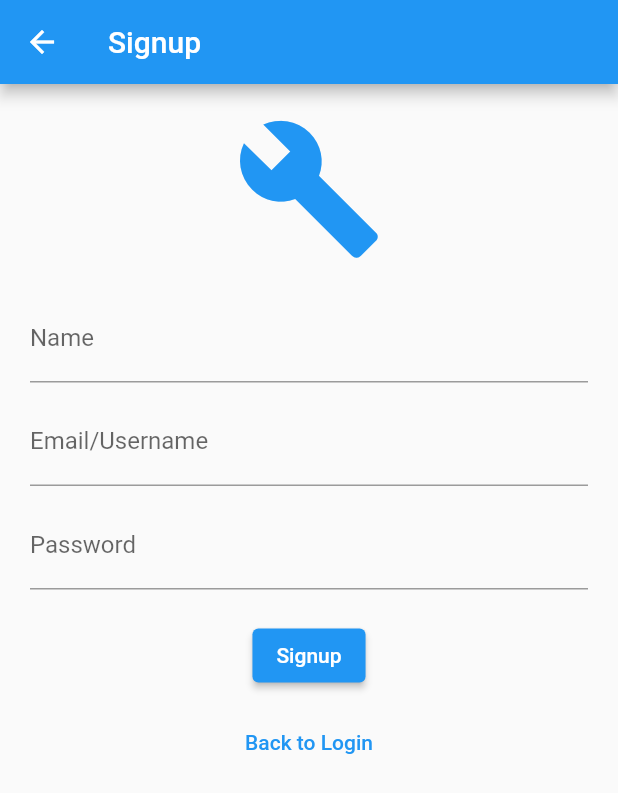
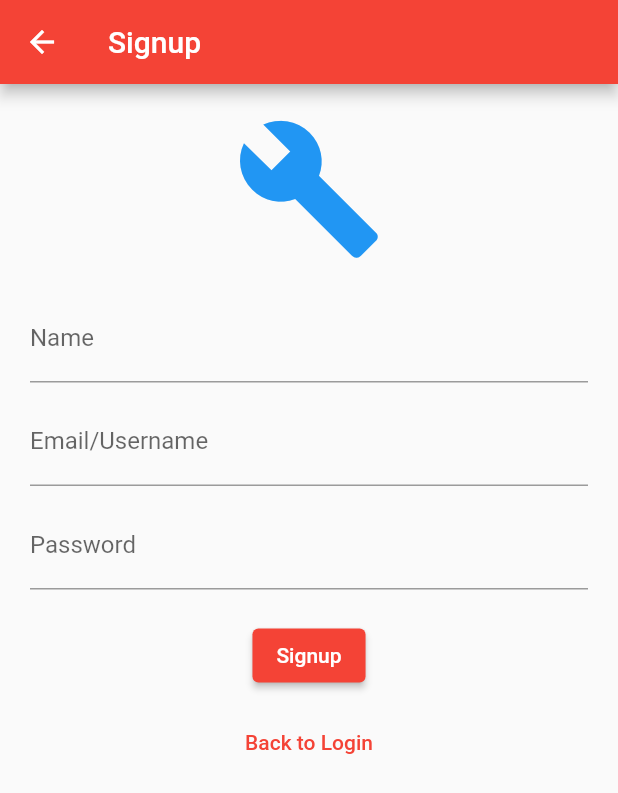
Before and after one commit to owinymarvin/classflutter, a Flutter app: the screen it shows after launch, after a tap on "Create an account", on a phone screen of 412 x 824 dp. Shown: the top 793 px of the screen. Run offline on Flutter 3.47's test engine with Material 2 defaults, Android fonts, the phone set to English and light mode, and no system bars; our stand-ins replace firebase_auth, firebase_core; accounts and stored records are empty; network calls fail.

Commit message:
changed network image

```diff
--- a/lib/login_screen.dart
+++ b/lib/login_screen.dart
@@ -3,7 +3,7 @@ import 'package:flutter/material.dart';
 import 'signup_screen.dart';
 
 class LoginScreen extends StatefulWidget {
-  LoginScreen({super.key});
+  const LoginScreen({super.key});
 
   @override
   State<LoginScreen> createState() => _LoginScreenState();
@@ -79,9 +79,8 @@ class _LoginScreenState extends State<LoginScreen> {
       decoration: const BoxDecoration(
         image: DecorationImage(
           image: NetworkImage(
-            'https://images.unsplash.com/photo-1605362001336-f91645086f32?ixlib=rb-4.0.3&ixid=M3wxMjA3fDB8MHxzZWFyY2h8MTZ8fHJlZHxlbnwwfHwwfHx8MA%3D%3D&auto=format&fit=crop&w=500&q=60',
+            'https://images.unsplash.com/photo-1621252792374-2b79e3fcf295?ixlib=rb-4.0.3&ixid=M3wxMjA3fDB8MHxzZWFyY2h8NDJ8fGNhcnxlbnwwfDF8MHx8fDA%3D&auto=format&fit=crop&w=500&q=60',
           ),
-          scale: 0.8,
         ),
       ),
       child: Scaffold(
@@ -162,7 +161,6 @@ class _LoginScreenState extends State<LoginScreen> {
                       },
                       child: const Text('Create an account'),
                     ),
-
                   ],
                 ),
               ),
--- a/lib/main.dart
+++ b/lib/main.dart
@@ -18,7 +18,7 @@ class MechanicApp extends StatelessWidget {
     return MaterialApp(
       title: 'Mechanic App',
       theme: ThemeData(
-        primarySwatch: Colors.blue,
+        primarySwatch: Colors.red,
       ),
       home: MainPage(),
     );
```
